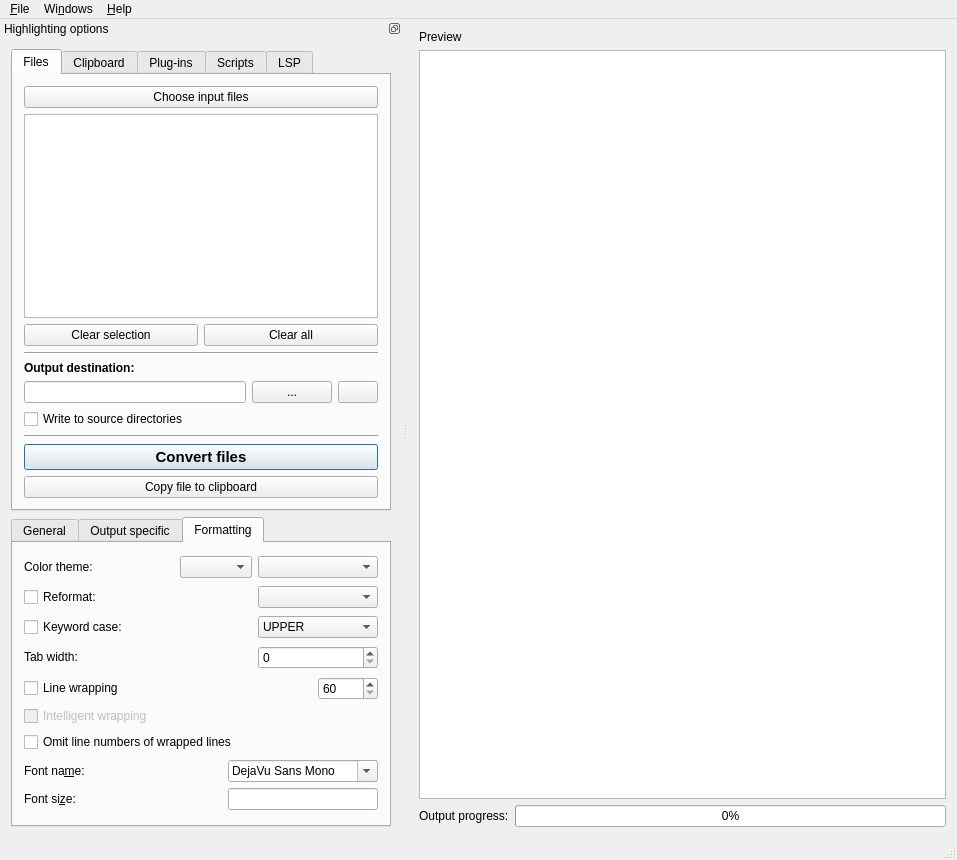
Above: src/gui-qt/mainwindow.ui from pa-0/highlight before the change. Below: the same form after it.
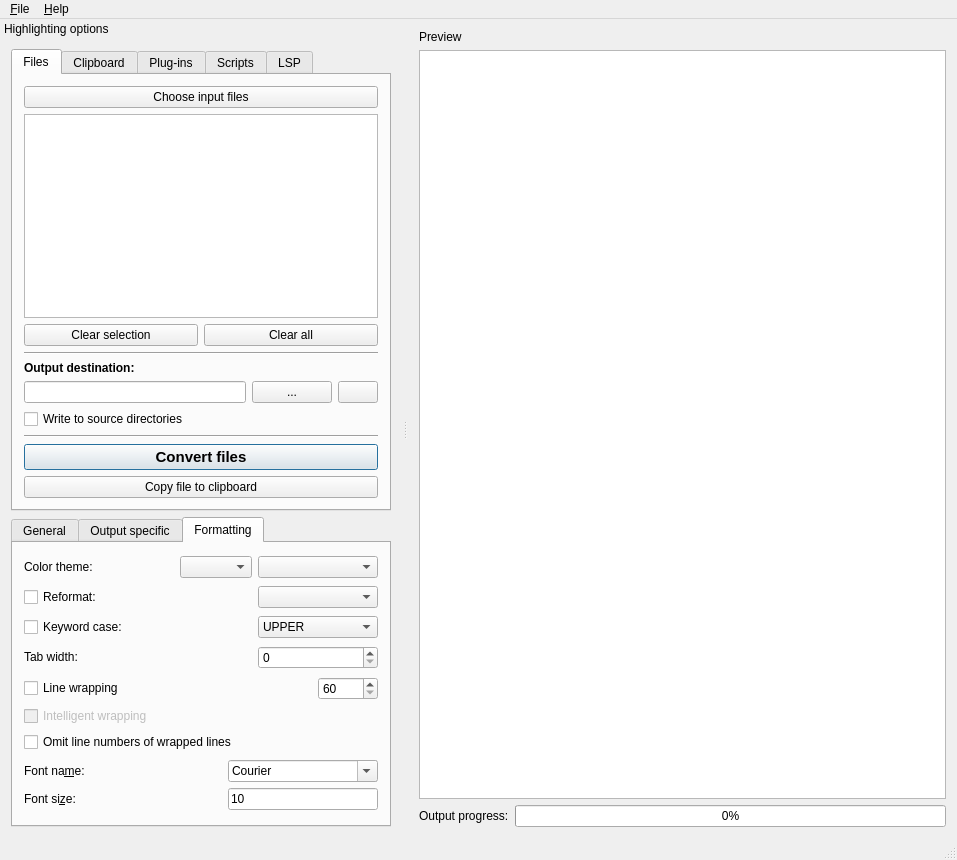
That is the form after the change. The open tabs and pages were chosen to show the change. Icons and pictures are not drawn.

The edit to the form file:
```diff
--- a/src/gui-qt/mainwindow.ui
+++ b/src/gui-qt/mainwindow.ui
@@ -78,7 +78,7 @@
      <x>0</x>
      <y>0</y>
      <width>957</width>
-     <height>23</height>
+     <height>19</height>
     </rect>
    </property>
    <widget class="QMenu" name="menu_File">
@@ -104,14 +104,7 @@
     <addaction name="actionVisit_website"/>
     <addaction name="action_About_Highlight"/>
    </widget>
-   <widget class="QMenu" name="menuWindows">
-    <property name="title">
-     <string>Wi&amp;ndows</string>
-    </property>
-    <addaction name="actionDock_floating_panels"/>
-   </widget>
    <addaction name="menu_File"/>
-   <addaction name="menuWindows"/>
    <addaction name="menu_Help"/>
   </widget>
   <widget class="QStatusBar" name="statusBar"/>
@@ -120,7 +113,7 @@
     <bool>false</bool>
    </property>
    <property name="features">
-    <set>QDockWidget::DockWidgetFloatable|QDockWidget::DockWidgetMovable</set>
+    <set>QDockWidget::DockWidgetMovable</set>
    </property>
    <property name="allowedAreas">
     <set>Qt::LeftDockWidgetArea|Qt::RightDockWidgetArea</set>
@@ -2525,22 +2518,17 @@
               </size>
              </property>
              <property name="font">
-              <font>
-               <family>MS Shell Dlg 2</family>
-              </font>
+              <font/>
              </property>
              <property name="toolTip">
               <string>Select or enter the font name. HTML supports a list of fonts, separated with comma.</string>
              </property>
-             <property name="currentText">
-              <string>DejaVu Sans Mono</string>
-             </property>
              <property name="fontFilters">
               <set>QFontComboBox::MonospacedFonts</set>
              </property>
              <property name="currentFont">
               <font>
-               <family>DejaVu Sans Mono</family>
+               <family>DejaVu Sans</family>
               </font>
              </property>
             </widget>
@@ -2572,6 +2560,9 @@
              <property name="toolTip">
               <string>Enter the font size.</string>
              </property>
+             <property name="text">
+              <string>10</string>
+             </property>
             </widget>
            </item>
           </layout>
```
Left out of the diff: 9 changed lines with no effect on the pictures.
